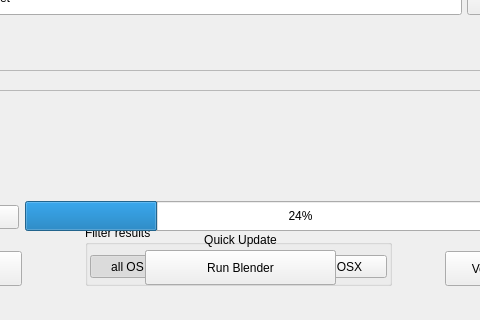
Before: the Qt Designer form mainwindow.ui in overmindstudios/BlenderUpdater, drawn with Qt 5; both pictures show x 115 to 595 and y 230 to 550 of the 700 by 550 pixel window.
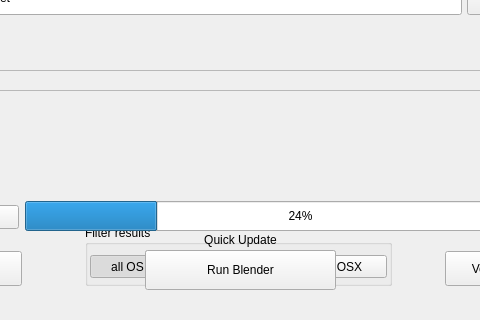
After: the same form once the commit is applied. Icons and pictures are not drawn.

The edit to the form file:
```diff
--- a/mainwindow.ui
+++ b/mainwindow.ui
@@ -451,7 +451,7 @@
       <bool>true</bool>
      </property>
     </widget>
-    <widget class="QPushButton" name="btn_windows">
+    <widget class="QToolButton" name="btn_windows">
      <property name="geometry">
       <rect>
        <x>79</x>
@@ -476,9 +476,6 @@
      <property name="autoExclusive">
       <bool>true</bool>
      </property>
-     <property name="flat">
-      <bool>false</bool>
-     </property>
     </widget>
     <widget class="QPushButton" name="btn_allos">
      <property name="geometry">
@@ -505,7 +502,7 @@
       <bool>true</bool>
      </property>
     </widget>
-    <widget class="QPushButton" name="btn_linux">
+    <widget class="QToolButton" name="btn_linux">
      <property name="geometry">
       <rect>
        <x>153</x>
@@ -631,7 +628,7 @@
       <x>260</x>
       <y>480</y>
       <width>191</width>
-      <height>35</height>
+      <height>40</height>
      </rect>
     </property>
     <property name="toolTip">
```
Left out of the diff: 8 changed lines with no effect on the pictures.
